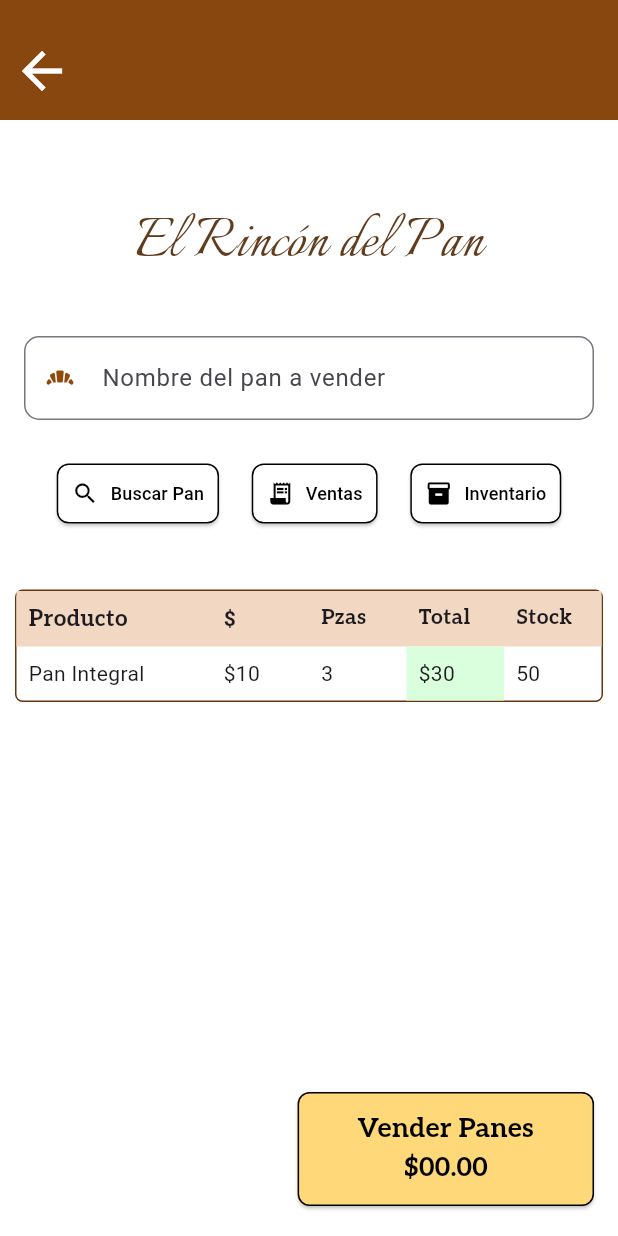
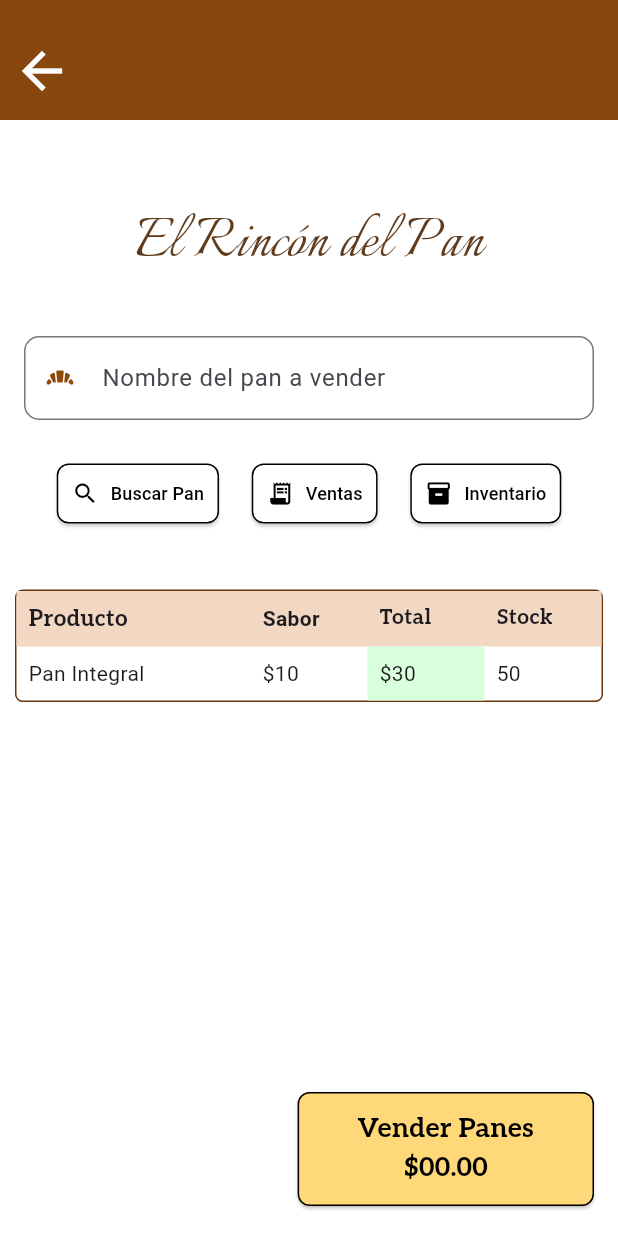
Before and after one commit to LitzyDiaz0/RinconDelPan, a Flutter app: the PuntoDeVentaPage screen opened directly, on a phone screen of 412 x 824 dp. Run offline on Flutter 3.47's test engine with Material 3 defaults, Android fonts, the phone set to English and light mode, and no system bars; our stand-ins replace image_picker, logger, sqflite; accounts and stored records are empty.

Commit message:
diseno de punto de venta antes de la funcionalidad

```diff
--- a/lib/pages/puntoventa.dart
+++ b/lib/pages/puntoventa.dart
@@ -240,17 +240,8 @@ class PuntoDeVentaPage extends StatelessWidget {
                               Padding(
                                 padding: EdgeInsets.all(8.0),
                                 child: Text(
-                                  '\$',
+                                  'Sabor',
                                   style: TextStyle(fontWeight: FontWeight.bold),
-                                ),
-                              ),
-                              Padding(
-                                padding: EdgeInsets.all(8.0),
-                                child: Text(
-                                  'Pzas',
-                                  style: TextStyle(
-                                      fontWeight: FontWeight.bold,
-                                      fontFamily: 'Aleo'),
                                 ),
                               ),
                               Padding(
@@ -283,10 +274,6 @@ class PuntoDeVentaPage extends StatelessWidget {
                               const Padding(
                                 padding: EdgeInsets.all(8.0),
                                 child: Text('\$10'),
-                              ),
-                              const Padding(
-                                padding: EdgeInsets.all(8.0),
-                                child: Text('3'),
                               ),
                               Container(
                                 padding: const EdgeInsets.all(8.0),
```
